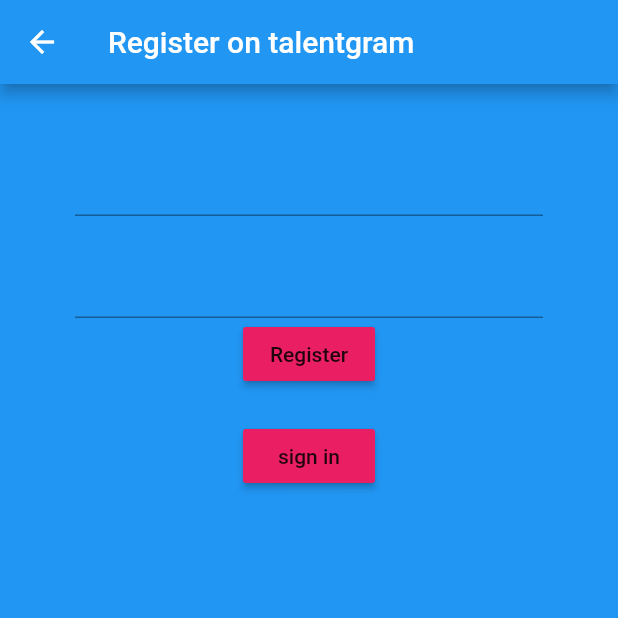
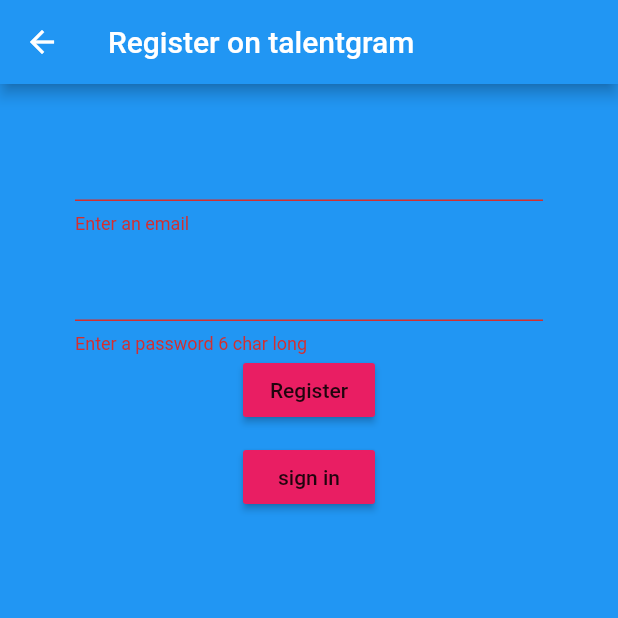
Before and after one commit to Season-of-Code-2022-MDG-Space/talento, a Flutter app: the Register screen opened directly, after a tap on "Register", on a phone screen of 412 x 824 dp, the top half of it. Run offline on Flutter 3.47's test engine with Material 2 defaults, Android fonts, the phone set to English and light mode, and no system bars; our stand-ins replace firebase_auth, firebase_core; accounts and stored records are empty; network calls fail.

Commit message:
allows the user to register and sign in using email and password

```diff
--- a/lib/screens/authentication/register.dart
+++ b/lib/screens/authentication/register.dart
@@ -11,9 +11,11 @@ class Register extends StatefulWidget {
 
 class _RegisterState extends State<Register> {
   final AuthService _auth = AuthService();
+  final _formKey = GlobalKey<FormState>();
 
   String email = '';
   String password = '';
+  String error = '';
   @override
   Widget build(BuildContext context) {
     return Scaffold(
@@ -24,20 +26,27 @@ class _RegisterState extends State<Register> {
       body: Container(
           padding: EdgeInsets.symmetric(vertical: 20.0, horizontal: 50.0),
           child: Form(
+            key: _formKey,
             child: Column(
               children: [
                 SizedBox(
-                  height: 20.0,
+                  height: 10.0,
                 ),
-                TextFormField(onChanged: (Value) {
+                TextFormField(
+                    validator: (value) =>
+                        value!.isEmpty ? 'Enter an email' : null,
+                    onChanged: (Value) {
                       setState(() {
                         email = Value;
                       });
                     }),
                 SizedBox(
-                  height: 20.0,
+                  height: 10.0,
                 ),
                 TextFormField(
+                    validator: (value) => value!.length < 6
+                        ? 'Enter a password 6 char long'
+                        : null,
                     obscureText: true,
                     onChanged: (Value) {
                       setState(() {
@@ -48,18 +57,29 @@ class _RegisterState extends State<Register> {
                     color: Colors.pink,
                     child: Text("Register"),
                     onPressed: () async {
-                      print(email);
-                      print(password);
+                      if (_formKey.currentState?.validate() == null) {
+                        dynamic result =
+                            await _auth.regWithEmailPass(email, password);
+                        if (result == null) {
+                          setState(() {
+                            error = 'supply valid email_id';
+                          });
+                        }
+                      }
                     }),
                 SizedBox(
-                  height: 20.0,
+                  height: 10.0,
                 ),
                 RaisedButton(
                     color: Colors.pink,
                     child: Text("sign in"),
                     onPressed: () {
                       widget.toggleView!();
-                    })
+                    }),
+                SizedBox(
+                  height: 10.0,
+                ),
+                Text(error)
               ],
             ),
           )),
```
Also changed, not shown: lib/screens/authentication/sign_in.dart (+27 -7 lines), lib/services/auth.dart (+24 -0 lines). Lines whose indentation alone changed are shown as unchanged.
